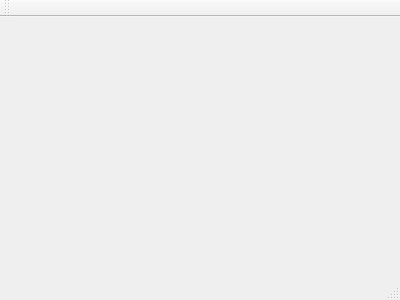
Above: bankautomat/mainwindow.ui from tvt21kmo-bank-project/group_7 before the change. Below: the same form after it.
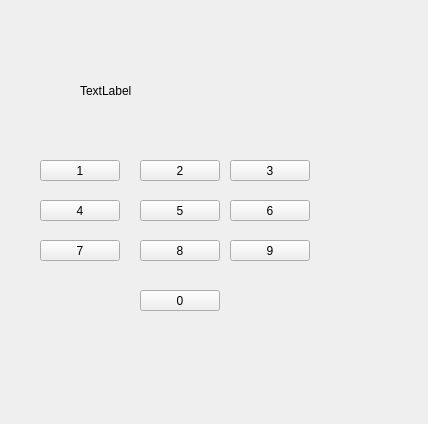
That is the form after the change.

The edit to the form file:
```diff
--- a/bankautomat/mainwindow.ui
+++ b/bankautomat/mainwindow.ui
@@ -1,24 +1,164 @@
 <ui version="4.0">
  <class>MainWindow</class>
- <widget class="QMainWindow" name="MainWindow" >
-  <property name="geometry" >
+ <widget class="QMainWindow" name="MainWindow">
+  <property name="geometry">
    <rect>
     <x>0</x>
     <y>0</y>
-    <width>400</width>
-    <height>300</height>
+    <width>428</width>
+    <height>424</height>
    </rect>
   </property>
   <property name="windowTitle" >
    <string>MainWindow</string>
   </property>
-  <widget class="QMenuBar" name="menuBar" />
-  <widget class="QToolBar" name="mainToolBar" />
-  <widget class="QWidget" name="centralWidget" />
-  <widget class="QStatusBar" name="statusBar" />
+  <widget class="QWidget" name="centralWidget">
+   <widget class="QPushButton" name="pushButton_2">
+    <property name="geometry">
+     <rect>
+      <x>140</x>
+      <y>160</y>
+      <width>80</width>
+      <height>21</height>
+     </rect>
+    </property>
+    <property name="text">
+     <string>2</string>
+    </property>
+   </widget>
+   <widget class="QPushButton" name="pushButton_1">
+    <property name="geometry">
+     <rect>
+      <x>40</x>
+      <y>160</y>
+      <width>80</width>
+      <height>21</height>
+     </rect>
+    </property>
+    <property name="text">
+     <string>1</string>
+    </property>
+   </widget>
+   <widget class="QLabel" name="label">
+    <property name="geometry">
+     <rect>
+      <x>80</x>
+      <y>40</y>
+      <width>181</width>
+      <height>101</height>
+     </rect>
+    </property>
+    <property name="text">
+     <string>TextLabel</string>
+    </property>
+   </widget>
+   <widget class="QPushButton" name="pushButton_3">
+    <property name="geometry">
+     <rect>
+      <x>230</x>
+      <y>160</y>
+      <width>80</width>
+      <height>21</height>
+     </rect>
+    </property>
+    <property name="text">
+     <string>3</string>
+    </property>
+   </widget>
+   <widget class="QPushButton" name="pushButton_4">
+    <property name="geometry">
+     <rect>
+      <x>40</x>
+      <y>200</y>
+      <width>80</width>
+      <height>21</height>
+     </rect>
+    </property>
+    <property name="text">
+     <string>4</string>
+    </property>
+   </widget>
+   <widget class="QPushButton" name="pushButton_5">
+    <property name="geometry">
+     <rect>
+      <x>140</x>
+      <y>200</y>
+      <width>80</width>
+      <height>21</height>
+     </rect>
+    </property>
+    <property name="text">
+     <string>5</string>
+    </property>
+   </widget>
+   <widget class="QPushButton" name="pushButton_6">
+    <property name="geometry">
+     <rect>
+      <x>230</x>
+      <y>200</y>
+      <width>80</width>
+      <height>21</height>
+     </rect>
+    </property>
+    <property name="text">
+     <string>6</string>
+    </property>
+   </widget>
+   <widget class="QPushButton" name="pushButton_7">
+    <property name="geometry">
+     <rect>
+      <x>40</x>
+      <y>240</y>
+      <width>80</width>
+      <height>21</height>
+     </rect>
+    </property>
+    <property name="text">
+     <string>7</string>
+    </property>
+   </widget>
+   <widget class="QPushButton" name="pushButton_8">
+    <property name="geometry">
+     <rect>
+      <x>140</x>
+      <y>240</y>
+      <width>80</width>
+      <height>21</height>
+     </rect>
+    </property>
+    <property name="text">
+     <string>8</string>
+    </property>
+   </widget>
+   <widget class="QPushButton" name="pushButton_9">
+    <property name="geometry">
+     <rect>
+      <x>230</x>
+      <y>240</y>
+      <width>80</width>
+      <height>21</height>
+     </rect>
+    </property>
+    <property name="text">
+     <string>9</string>
+    </property>
+   </widget>
+   <widget class="QPushButton" name="pushButton_0">
+    <property name="geometry">
+     <rect>
+      <x>140</x>
+      <y>290</y>
+      <width>80</width>
+      <height>21</height>
+     </rect>
+    </property>
+    <property name="text">
+     <string>0</string>
+    </property>
+   </widget>
+  </widget>
  </widget>
- <layoutDefault spacing="6" margin="11" />
- <pixmapfunction></pixmapfunction>
+ <layoutdefault spacing="6" margin="11"/>
  <resources/>
  <connections/>
 </ui>
```
Left out of the diff: 3 changed lines with no effect on the pictures.
